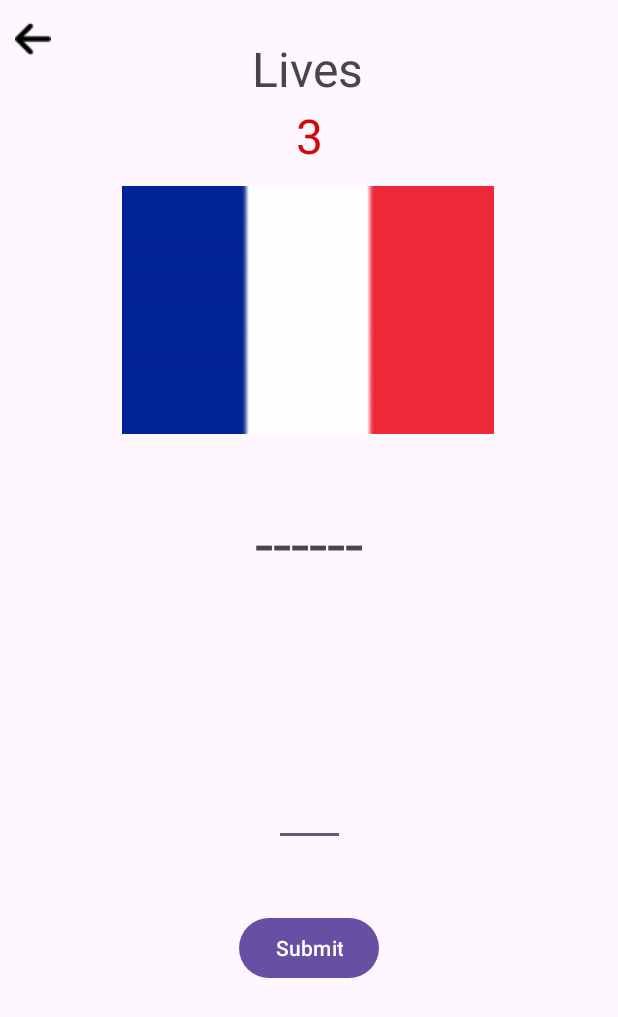
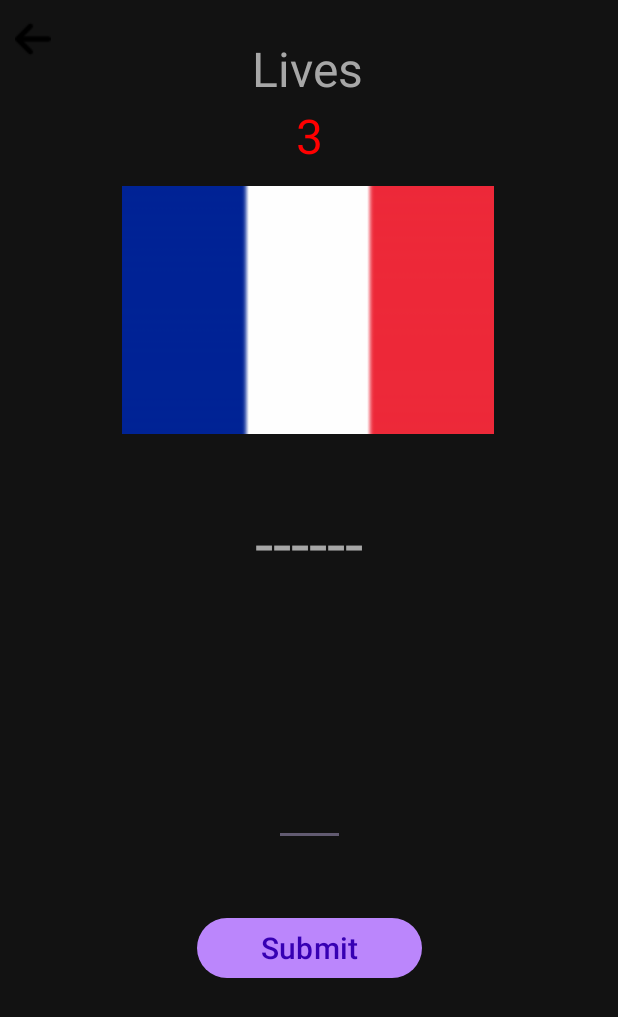
Before and after one commit to AodanHardy/FlagGameApp, an Android app: the GuessHintsActivity screen opened directly, with no data from a screen before it, on a phone screen of 412 x 824 dp. Shown: the top 1017 px of the screen. Run offline under Robolectric (Android 15) with nearby library versions, the phone set to English and light mode, and no system bars.

Commit message:
couple of the game uis

```diff
--- a/app/src/main/res/layout/activity_guess_hints.xml
+++ b/app/src/main/res/layout/activity_guess_hints.xml
@@ -4,6 +4,7 @@
     xmlns:tools="http://schemas.android.com/tools"
     android:layout_width="match_parent"
     android:layout_height="match_parent"
+    android:background="@color/background"
     tools:context=".GuessHintsActivity">
 
     <ImageView
@@ -18,6 +19,7 @@
         tools:srcCompat="@tools:sample/avatars" />
 
     <TextView
+        android:textColor="@color/label_text"
         android:id="@+id/guessHintGuessTextView"
         android:layout_width="wrap_content"
         android:layout_height="wrap_content"
@@ -31,6 +33,7 @@
         app:layout_constraintTop_toTopOf="parent" />
 
     <EditText
+        android:textColor="@color/label_text"
         android:id="@+id/guessHintTextField"
         android:layout_width="47dp"
         android:layout_height="0dp"
@@ -44,6 +47,11 @@
         app:layout_constraintTop_toBottomOf="@+id/guessHintGuessTextView" />
 
     <Button
+        android:width="@dimen/submit_button_width"
+        android:textSize="@dimen/button_text_size"
+        android:textColor="@color/button_text"
+        app:backgroundTint="@color/button"
+
         android:id="@+id/guessHintSubmitbtn"
         android:layout_width="wrap_content"
         android:layout_height="wrap_content"
@@ -54,6 +62,7 @@
         app:layout_constraintTop_toBottomOf="@+id/guessHintTextField" />
 
     <TextView
+        android:textColor="@color/label_text"
         android:id="@+id/textView3"
         android:layout_width="wrap_content"
         android:layout_height="wrap_content"
@@ -69,7 +78,7 @@
         android:id="@+id/guessHintsLivesTxt"
         android:layout_width="wrap_content"
         android:layout_height="wrap_content"
-        android:textColor="#D30808"
+        android:textColor="@color/warning_text"
         android:textSize="32sp"
         app:layout_constraintBottom_toTopOf="@+id/guessHintFlagImage"
         app:layout_constraintEnd_toEndOf="parent"
@@ -107,7 +116,7 @@
         android:id="@+id/guessHintsCorrectAnsTxt"
         android:layout_width="wrap_content"
         android:layout_height="wrap_content"
-        android:textColor="#3F51B5"
+        android:textColor="@color/correct_ans_text"
         android:textSize="24sp"
         app:layout_constraintBottom_toBottomOf="parent"
         app:layout_constraintEnd_toEndOf="parent"
--- a/app/src/main/res/values/colors.xml
+++ b/app/src/main/res/values/colors.xml
@@ -5,14 +5,20 @@
 
 
     <color name="background">#121212</color>
+    <color name="secondary_background">#272727</color>
 
     <!-- Text -->
     <color name="primary_text">#FFFFFF</color>
+    <color name="label_text">#A7A7A7</color>
     <color name="warning_text">#FF0000</color>
     <color name="winning_text">#008000</color>
+    <color name="correct_ans_text">#3F51B5</color>
 
     <!-- buttons -->
     <color name="button">#BB86FC</color>
     <color name="button_text">#3700B3</color>
 
+    <!-- other -->
+    <color name="spinner_background">#B2B2B2</color>
+
 </resources>
--- a/app/src/main/res/values/dimens.xml
+++ b/app/src/main/res/values/dimens.xml
@@ -8,4 +8,5 @@
     <!-- buttons -->
     <dimen name="button_width">200dp</dimen>
     <dimen name="button_text_size">20sp</dimen>
+    <dimen name="submit_button_width">150dp</dimen>
 </resources>
```
Also changed, not shown: app/src/main/res/layout/activity_guess_the_country.xml (+11 -0 lines).
